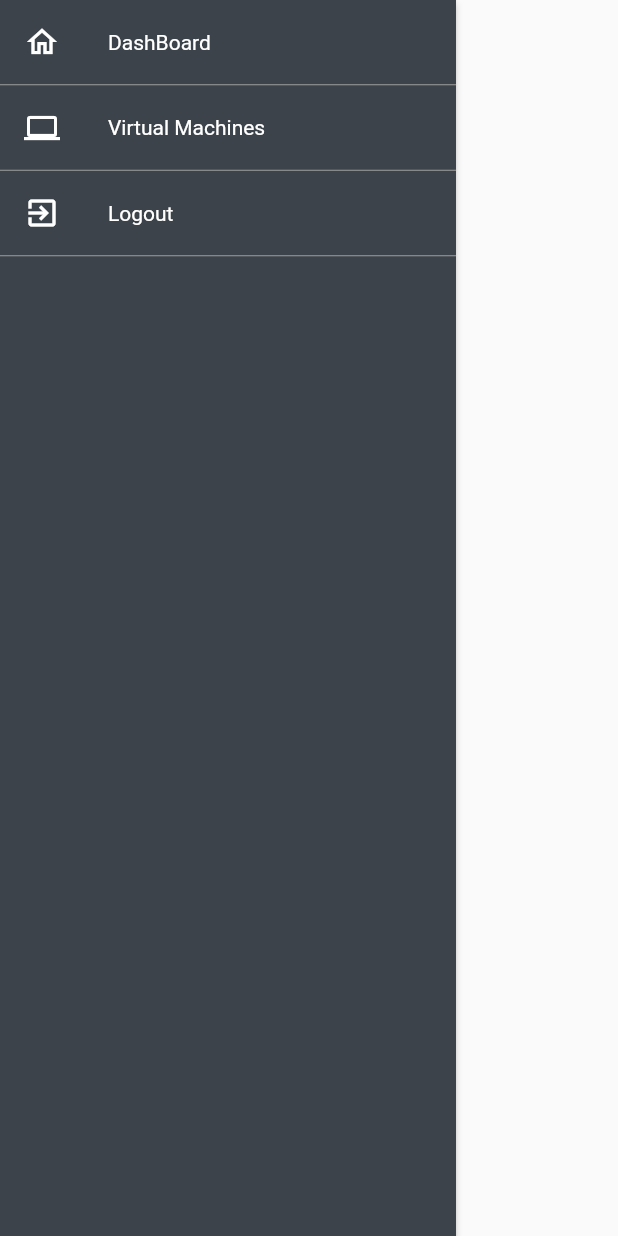
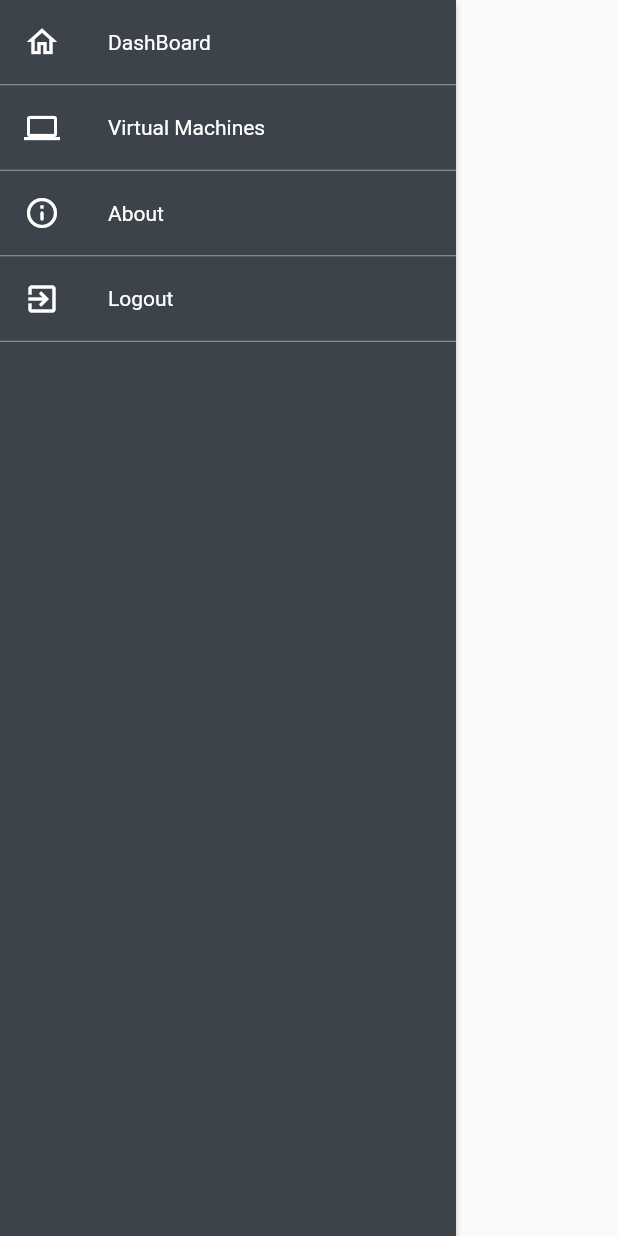
Before and after one commit to ChristianSquadro/App_SangFor, a Flutter app: the DrawerMenu widget shown alone on an empty page, opened directly, on a phone screen of 412 x 824 dp. Run offline on Flutter 3.47's test engine with Material 2 defaults, Android fonts, the phone set to English and light mode, and no system bars; our stand-ins replace dio, equatable, fl_chart, flutter_bloc, flutter_secure_storage, webview_flutter; accounts and stored records are empty; statements that could not run were skipped; project files that could hold a hidden picture were left out.

Commit message:
add about page

```diff
--- a/lib/routes.dart
+++ b/lib/routes.dart
@@ -1,6 +1,7 @@
 import 'package:app_sangfor/animations/sliding_page_route.dart';
 import 'package:app_sangfor/routes/VM_page.dart';
 import 'package:app_sangfor/routes/WebView_Page.dart';
+import 'package:app_sangfor/routes/about.dart';
 import 'package:app_sangfor/routes/home_page.dart';
 import 'package:app_sangfor/pages/homepage_pages/dashboard.dart';
 import 'package:flutter/material.dart';
@@ -28,6 +29,11 @@ class RouteGenerator {
             navigateTo: const VMPage()
         );
 
+      case about:
+        return FadePageRoute(
+            navigateTo: const About()
+        );
+
       case webViewConsole:
         return SlideUpPageRoute(
             navigateTo: const WebViewConsole()
@@ -49,6 +55,7 @@ class RouteGenerator {
   static const dashboard = '/DashBoard';
   static const webViewConsole = '/DashBoard/WebViewConsole';
   static const VMMoreAbout = '/DashBoard/VMMoreAbout';
+  static const about = '/About';
 }
 
 /// Exception thrown when a given route doesn't exist
--- a/lib/widgets/reusable_widgets/drawer_menu.dart
+++ b/lib/widgets/reusable_widgets/drawer_menu.dart
@@ -10,41 +10,69 @@ class DrawerMenu extends StatelessWidget {
   Widget build(BuildContext context) {
     return Drawer(
         elevation: 2,
-        child:Container(
-        color: AppColors.appBarColor ,
-        child:ListView(
-            children: [
+        child: Container(
+            color: AppColors.appBarColor,
+            child: ListView(children: [
               ListTile(
-                  leading: const Icon(Icons.home_outlined,color: Colors.white,),
-                  title: const Text("DashBoard", style: TextStyle(color: Colors.white,fontSize: 14),),
-                  onTap: () => Navigator.of(context).pushNamed(RouteGenerator.dashboard),
+                leading: const Icon(
+                  Icons.home_outlined,
+                  color: Colors.white,
+                ),
+                title: const Text(
+                  "DashBoard",
+                  style: TextStyle(color: Colors.white, fontSize: 14),
+                ),
+                onTap: () =>
+                    Navigator.of(context).pushNamed(RouteGenerator.dashboard),
               ),
               const Divider(
                 height: 1,
                 color: Colors.grey,
               ),
               ListTile(
-                leading: const Icon(Icons.computer_outlined,color: Colors.white,),
-                title: const Text("Virtual Machines",style: TextStyle(color: Colors.white,fontSize: 14)),
-                onTap: () => Navigator.of(context).pushNamed(RouteGenerator.vmPage),
+                leading: const Icon(
+                  Icons.computer_outlined,
+                  color: Colors.white,
+                ),
+                title: const Text("Virtual Machines",
+                    style: TextStyle(color: Colors.white, fontSize: 14)),
+                onTap: () =>
+                    Navigator.of(context).pushNamed(RouteGenerator.vmPage),
               ),
               const Divider(
                 height: 1,
                 color: Colors.grey,
               ),
               ListTile(
-                leading: const Icon(Icons.exit_to_app_outlined,color: Colors.white,),
-                title: const Text("Logout", style: TextStyle(color: Colors.white,fontSize: 14)),
+                leading: const Icon(
+                  Icons.info_outline_rounded,
+                  color: Colors.white,
+                ),
+                title: const Text("About",
+                    style: TextStyle(color: Colors.white, fontSize: 14)),
                 onTap: () {
-                  showLogoutDialog (context);
+                  Navigator.of(context).pushNamed(RouteGenerator.about);
                 },
               ),
               const Divider(
                 height: 1,
                 color: Colors.grey,
               ),
-            ]
-        )
-    ));
+              ListTile(
+                leading: const Icon(
+                  Icons.exit_to_app_outlined,
+                  color: Colors.white,
+                ),
+                title: const Text("Logout",
+                    style: TextStyle(color: Colors.white, fontSize: 14)),
+                onTap: () {
+                  showLogoutDialog(context);
+                },
+              ),
+              const Divider(
+                height: 1,
+                color: Colors.grey,
+              ),
+            ])));
   }
 }
--- a/lib/widgets/widget_performance/resource_twoline_widget.dart
+++ b/lib/widgets/widget_performance/resource_twoline_widget.dart
@@ -95,7 +95,7 @@ class _ResourceTwoLineState extends State<ResourceTwoLineWidget> {
               child: Stack(alignment: Alignment.bottomCenter, children: [
                 Align(
                     child: AspectRatio(
-                  aspectRatio: 1.45,
+                  aspectRatio: 1.25,
                   child: Container(
                     decoration: const BoxDecoration(
                         borderRadius: BorderRadius.all(
```
Also changed, not shown: lib/routes/about.dart (added, +42 -0 lines). Lines whose indentation alone changed are shown as unchanged.
